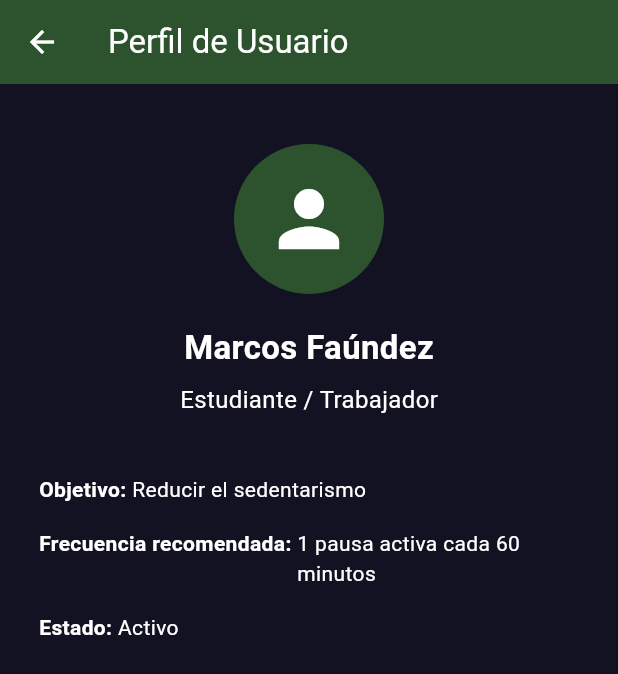
After one commit to Fnav63/ActiveBreaksMobile, a Flutter app: the screen it shows after launch, after a tap on "Perfil", on a phone screen of 412 x 824 dp. The commit adds this screen. Shown: the top 674 px of the screen. Run offline on Flutter 3.47's test engine with Material 3 defaults, Android fonts, the phone set to English and light mode, and no system bars.

Commit message:
Creación de pantalla de perfil de usuario

```diff
--- a/lib/main.dart
+++ b/lib/main.dart
@@ -3,6 +3,7 @@ import 'screens/home_screen.dart';
 import 'screens/breaks_list_screen.dart';
 import 'screens/about_screen.dart';
 import 'screens/splash_screen.dart';
+import 'screens/profile_screen.dart';
 
 void main() {
   runApp(const ActiveBreaksApp());
@@ -16,12 +17,15 @@ class ActiveBreaksApp extends StatelessWidget {
     return MaterialApp(
       debugShowCheckedModeBanner: false,
       title: 'ActiveBreaks',
+
+      // Mapa de rutas
       initialRoute: '/splash',
       routes: {
         '/splash': (context) => const SplashScreen(),
         '/home': (context) => const HomeScreen(),
         '/breaks': (context) => const BreaksListScreen(),
         '/about': (context) => const AboutScreen(),
+        '/profile': (context) => const ProfileScreen(),
       },
 
       theme: ThemeData(
--- a/lib/screens/home_screen.dart
+++ b/lib/screens/home_screen.dart
@@ -54,6 +54,12 @@ class HomeScreen extends StatelessWidget {
                 const SizedBox(height: 12),
                 TextButton(
                   onPressed: () {
+                    Navigator.pushNamed(context, '/profile');
+                  },
+                  child: const Text('Perfil'),
+                ),
+                TextButton(
+                  onPressed: () {
                     Navigator.pushNamed(context, '/about');
                   },
                   child: const Text('Ayuda y Acerca de'),
--- /dev/null
+++ b/lib/screens/profile_screen.dart
@@ -0,0 +1,110 @@
+import 'package:flutter/material.dart';
+
+class ProfileScreen extends StatelessWidget {
+  const ProfileScreen({super.key});
+
+  @override
+  Widget build(BuildContext context) {
+    final colors = Theme.of(context).colorScheme;
+
+    return Scaffold(
+      appBar: AppBar(
+        title: const Text('Perfil de Usuario'),
+      ),
+      body: Center(
+        child: ConstrainedBox(
+          constraints: const BoxConstraints(maxWidth: 400),
+          child: Padding(
+            padding: const EdgeInsets.all(20),
+            child: Column(
+              children: [
+                const SizedBox(height: 20),
+
+                CircleAvatar(
+                  radius: 50,
+                  backgroundColor: colors.primary,
+                  child: const Icon(
+                    Icons.person,
+                    size: 60,
+                    color: Colors.white,
+                  ),
+                ),
+
+                const SizedBox(height: 20),
+
+                Text(
+                  'Marcos Faúndez',
+                  style: TextStyle(
+                    fontSize: 22,
+                    fontWeight: FontWeight.bold,
+                    color: colors.onSurface,
+                  ),
+                ),
+
+                const SizedBox(height: 8),
+
+                Text(
+                  'Estudiante / Trabajador',
+                  style: TextStyle(
+                    fontSize: 16,
+                    color: colors.onSurface,
+                  ),
+                ),
+
+                const SizedBox(height: 30),
+
+                _profileInfo(
+                  label: 'Objetivo',
+                  value: 'Reducir el sedentarismo',
+                  colors: colors,
+                ),
+
+                _profileInfo(
+                  label: 'Frecuencia recomendada',
+                  value: '1 pausa activa cada 60 minutos',
+                  colors: colors,
+                ),
+
+                _profileInfo(
+                  label: 'Estado',
+                  value: 'Activo',
+                  colors: colors,
+                ),
+              ],
+            ),
+          ),
+        ),
+      ),
+    );
+  }
+
+  Widget _profileInfo({
+    required String label,
+    required String value,
+    required ColorScheme colors,
+  }) {
+    return Padding(
+      padding: const EdgeInsets.symmetric(vertical: 8),
+      child: Row(
+        crossAxisAlignment: CrossAxisAlignment.start,
+        children: [
+          Text(
+            '$label: ',
+            style: TextStyle(
+              fontWeight: FontWeight.bold,
+              color: colors.onSurface,
+            ),
+          ),
+          Expanded(
+            child: Text(
+              value,
+              style: TextStyle(
+                color: colors.onSurface,
+              ),
+            ),
+          ),
+        ],
+      ),
+    );
+  }
+}
--- a/lib/screens/splash_screen.dart
+++ b/lib/screens/splash_screen.dart
@@ -42,7 +42,7 @@ class _SplashScreenState extends State<SplashScreen> {
             ),
             const SizedBox(height: 10),
             Text(
-              'Pausas activas para tu bienestar',
+              'Pausas activas para su bienestar',
               style: TextStyle(
                 fontSize: 16,
                 color: colors.onSurface,
```
